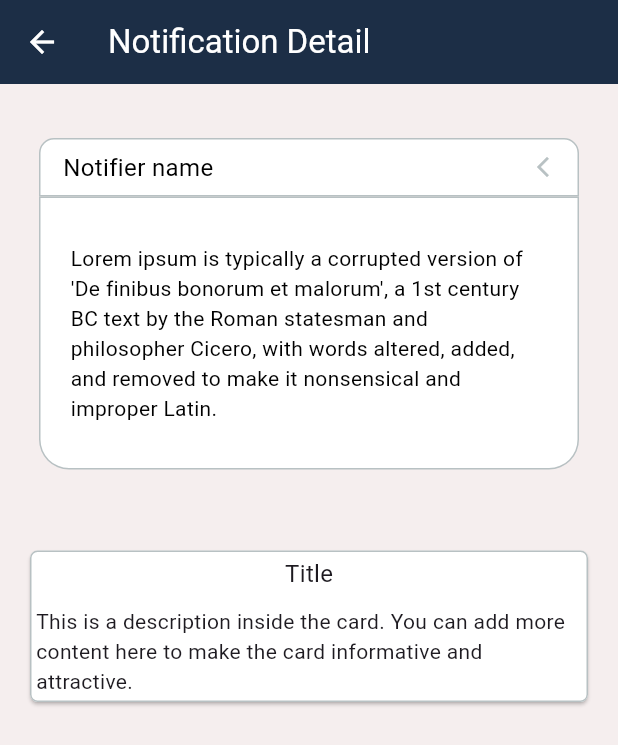
After one commit to Eyobayie/PTE-flutter, a Flutter app: the NotificationList screen opened by its route, on a phone screen of 412 x 824 dp. The commit adds this screen. Shown: the top 745 px of the screen. Run offline on Flutter 3.47's test engine with Material 3 defaults, Android fonts, the phone set to English and light mode, and no system bars; drawn by our look-alikes of accordion; missing offline and left inert: custom_pop_up_menu; network calls fail.

Commit message:
fea: provider, service, for announcement, announcement list, announcement detail page

```diff
--- a/lib/constants/appbar_constants.dart
+++ b/lib/constants/appbar_constants.dart
@@ -1,8 +1,8 @@
 import 'package:flutter/material.dart';
 
 class AppBarConstants {
-  static const Color backgroundColor = Color(0xFF1D1B20);
-  static const Color iconColor = Color(0xFFC5A364);
+  static const Color backgroundColor = Color(0xFF1C2E46);
+  static const Color iconColor = Color(0xFFffffff);
   static const TextStyle textStyle = TextStyle(color: iconColor);
   static const IconThemeData iconTheme = IconThemeData(color: iconColor);
 }
--- /dev/null
+++ b/lib/providers/AnnouncemetProvider.dart
@@ -0,0 +1,52 @@
+import 'package:flutter/material.dart';
+import 'package:parent_teacher_engagement_app/models/announcement.dart';
+import 'package:parent_teacher_engagement_app/services/announcement/announcemet.dart';
+
+class AnnouncementProvider extends ChangeNotifier {
+  List<Announcement> _announcements = [];
+
+  List<Announcement> get announcements => _announcements;
+
+  Future<void> fetchAnnouncements() async {
+    try {
+      _announcements = await getAnnouncements();
+      notifyListeners();
+    } catch (e) {
+      print('Error fetching departments: $e');
+    }
+    notifyListeners();
+  }
+
+  // Future<void> deleteAnnouncementProvider(int id) async {
+  //   try {
+  //     await deleteAnnouncement(id);
+  //     _announcements.removeWhere((announcement) => announcement.id == id);
+  //     notifyListeners();
+  //   } catch (e) {
+  //     print('Error deleting parent: $e');
+  //   }
+  // }
+
+// create new gradelevel
+  void addParent(Announcement announcement) {
+    _announcements.add(announcement);
+    notifyListeners();
+  }
+
+  Future<void> createAnnouncementProvider(
+      DateTime date, String title, String description) async {
+    try {
+      Announcement? createdAnnouncement =
+          await registerAnnouncementt(date, title, description);
+      if (createdAnnouncement != null) {
+        announcements.add(createdAnnouncement);
+        notifyListeners();
+      } else {
+        print(
+            'Error creating department at provider: createdDepartment is null or id is null');
+      }
+    } catch (e) {
+      print('Error creating department from provider: $e');
+    }
+  }
+}
--- /dev/null
+++ b/lib/screens/notification/UI/notification_list.dart
@@ -0,0 +1,112 @@
+import 'package:accordion/controllers.dart';
+import 'package:flutter/material.dart';
+import 'package:parent_teacher_engagement_app/constants/appbar_constants.dart';
+import 'package:accordion/accordion.dart';
+
+class NotificationList extends StatefulWidget {
+  const NotificationList({super.key});
+  static const String notificationListRoute = 'notificationListRoute';
+
+  @override
+  State<NotificationList> createState() => _NotificationListState();
+}
+
+class _NotificationListState extends State<NotificationList> {
+  static const headerStyle = TextStyle(
+    color: Colors.black,
+    fontSize: 16,
+  );
+
+  static const contentStyle = TextStyle(
+    color: Colors.black,
+    fontSize: 14,
+    fontWeight: FontWeight.normal,
+  );
+
+  static const loremIpsum =
+      '''Lorem ipsum is typically a corrupted version of 'De finibus bonorum et malorum', a 1st century BC text by the Roman statesman and philosopher Cicero, with words altered, added, and removed to make it nonsensical and improper Latin.''';
+
+  @override
+  Widget build(BuildContext context) {
+    return Scaffold(
+      appBar: AppBar(
+        title: const Text(
+          'Notification Detail',
+          style: AppBarConstants.textStyle,
+        ),
+        backgroundColor: AppBarConstants.backgroundColor,
+        iconTheme: AppBarConstants.iconTheme,
+      ),
+      backgroundColor: Color.fromRGBO(245, 238, 238, 1),
+      body: SingleChildScrollView(
+        child: Padding(
+          padding: const EdgeInsets.all(16.0),
+          child: Column(
+            children: [
+              Accordion(
+                headerBackgroundColor: Colors.white,
+                headerBorderColor: Color.fromARGB(255, 184, 193, 195),
+                headerBorderColorOpened: Color.fromARGB(255, 181, 190, 190),
+                headerBorderWidth: 1,
+                contentBackgroundColor: Colors.white,
+                contentBorderColor: Color.fromARGB(255, 184, 193, 195),
+                contentBorderWidth: 1,
+                contentHorizontalPadding: 20,
+                scaleWhenAnimating: true,
+                openAndCloseAnimation: true,
+                headerPadding:
+                    const EdgeInsets.symmetric(vertical: 7, horizontal: 15),
+                sectionOpeningHapticFeedback: SectionHapticFeedback.heavy,
+                sectionClosingHapticFeedback: SectionHapticFeedback.light,
+                children: [
+                  AccordionSection(
+                    isOpen: true,
+                    contentVerticalPadding: 30,
+                    rightIcon: const Icon(
+                      Icons.arrow_forward_ios,
+                      color: Color.fromARGB(255, 184, 193, 195),
+                      size: 16,
+                    ),
+                    header: const Text('Notifier name', style: headerStyle),
+                    content: const Text(loremIpsum, style: contentStyle),
+                  ),
+                ],
+              ),
+              //const SizedBox(height: 20),
+              Card(
+                color: const Color.fromRGBO(255, 255, 255, 1),
+                //elevation: 1,
+                shape: RoundedRectangleBorder(
+                  borderRadius: BorderRadius.circular(5),
+                  side: BorderSide(
+                    color: Color.fromARGB(255, 184, 193, 195),
+                  ),
+                ),
+                child: Padding(
+                  padding: const EdgeInsets.all(4.0),
+                  child: Column(
+                    mainAxisSize: MainAxisSize.min,
+                    children: const <Widget>[
+                      Text(
+                        'Title',
+                        style: TextStyle(
+                          fontSize: 16,
+                          //fontWeight: FontWeight.bold,
+                        ),
+                      ),
+                      SizedBox(height: 10),
+                      Text(
+                        'This is a description inside the card. You can add more content here to make the card informative and attractive.',
+                        style: TextStyle(fontSize: 14),
+                      ),
+                    ],
+                  ),
+                ),
+              ),
+            ],
+          ),
+        ),
+      ),
+    );
+  }
+}
--- a/lib/services/api.dart
+++ b/lib/services/api.dart
@@ -21,4 +21,5 @@ class ApiService {
   // sections endpoint
   static String get sectionsUrl => apiUrl('sections');
   static String get sectionUrl => apiUrl('section');
+  static String get AnnouncementUrl => apiUrl('announcements');
 }
--- a/pubspec.yaml
+++ b/pubspec.yaml
@@ -37,6 +37,9 @@ dependencies:
   cupertino_icons: ^1.0.6
   http:
   provider: ^6.1.2
+  popup_menu: ^2.0.0
+  custom_pop_up_menu: ^1.2.4
+  accordion: ^2.6.0
 dev_dependencies:
   flutter_test:
     sdk: flutter
```
Also changed, not shown: lib/main.dart (+9 -0 lines), lib/screens/notification/UI/notification_action.dart (added, +164 -0 lines), lib/services/announcement/announcemet.dart (added, +70 -0 lines), pubspec.lock.
